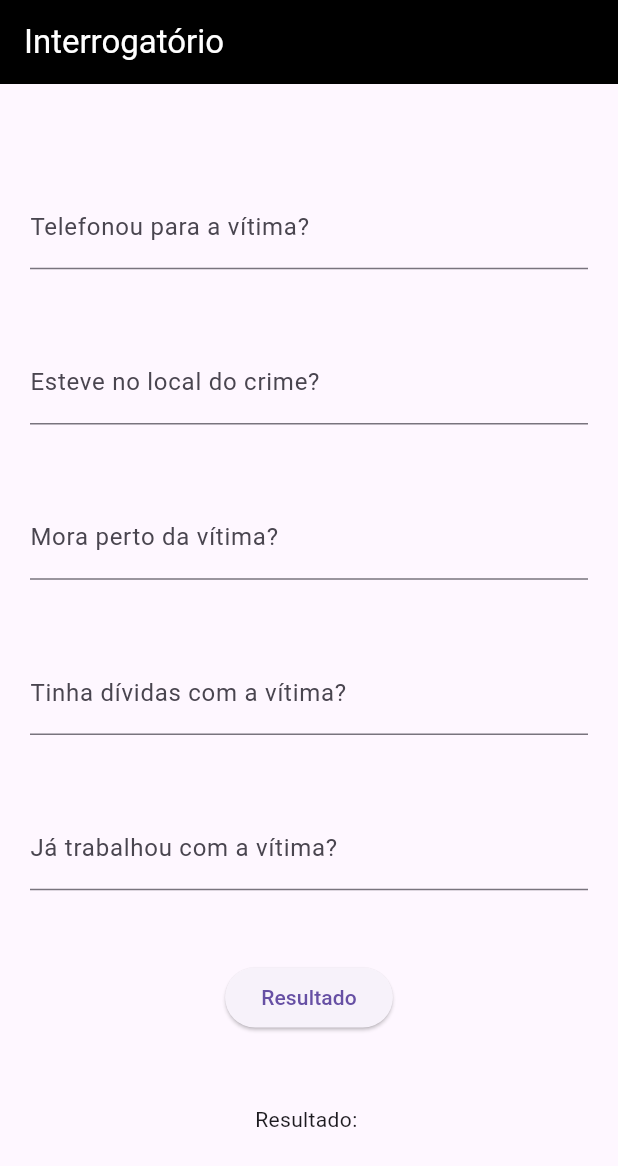
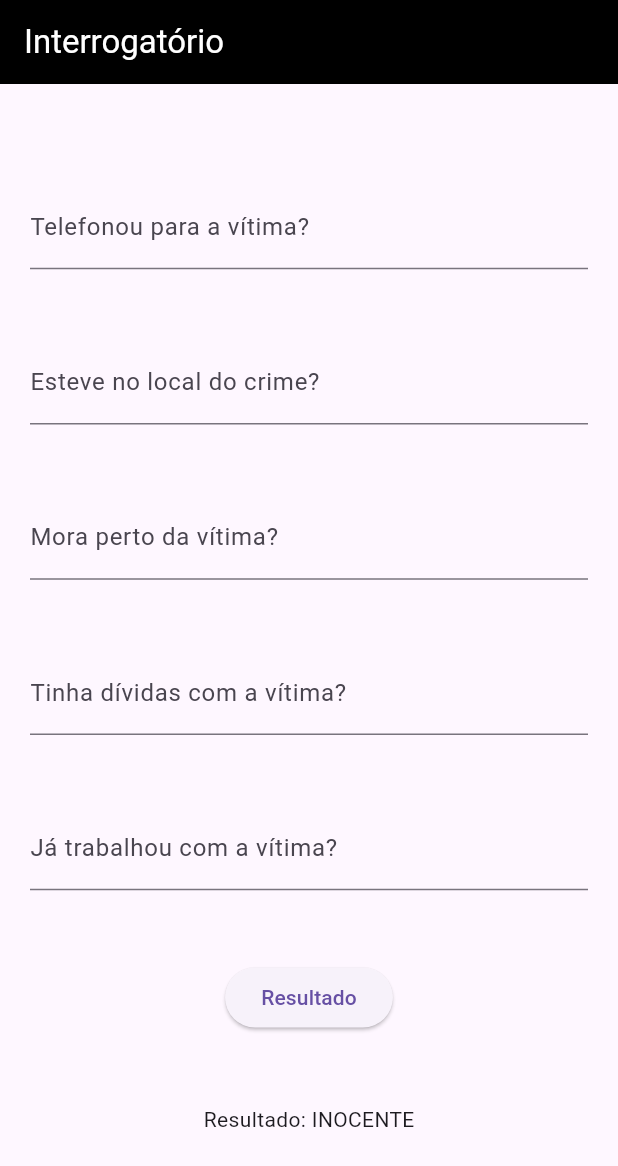
Before and after one commit to Pedro-Vitor21J/Interrogatorio-Atv-Casa, a Flutter app: the screen it shows after launch, after a tap on "Resultado", on a phone screen of 412 x 824 dp. Shown: the top 1166 px of the screen. Run offline on Flutter 3.47's test engine with Material 3 defaults, Android fonts, the phone set to English and light mode, and no system bars.

Commit message:
Ultima atualizacao

```diff
--- a/lib/models/interrogatorio_models.dart
+++ b/lib/models/interrogatorio_models.dart
@@ -16,29 +16,26 @@ class InterrogatorioModels {
   });
 
   int contaSim() {
-    quantSim = 0;
-    if (resposta1 == 'sim' || resposta1 == 's') {
+    if (resposta1.toLowerCase() == 'sim' || resposta1.toLowerCase() == 's') {
       quantSim += 1;
     }
-    if (resposta2 == 'sim' || resposta2 == 's') {
+    if (resposta2.toLowerCase() == 'sim' || resposta2.toLowerCase() == 's') {
       quantSim += 1;
     }
-    if (resposta3 == 'sim' || resposta3 == 's') {
+    if (resposta3.toLowerCase() == 'sim' || resposta3.toLowerCase() == 's') {
       quantSim += 1;
     }
-    if (resposta4 == 'sim' || resposta4 == 's') {
+    if (resposta4.toLowerCase() == 'sim' || resposta4.toLowerCase() == 's') {
       quantSim += 1;
     }
-    if (resposta5 == 'sim' || resposta5 == 's') {
+    if (resposta5.toLowerCase() == 'sim' || resposta5.toLowerCase() == 's') {
       quantSim += 1;
     }
 
-    return quantSim = 0;
+    return quantSim;
   }
 
   String resultadoClassificacao(int quantSim) {
-    classificacao = '';
-
     if (quantSim <= 1) {
       classificacao = 'INOCENTE';
     }
--- a/lib/views/interrogatorio_views.dart
+++ b/lib/views/interrogatorio_views.dart
@@ -65,10 +65,13 @@ class InterrogatorioViews extends StatelessWidget {
                 ),
 
                 // Botão Resultado
-                ElevatedButton(onPressed: () {}, child: Text('Resultado')),
+                ElevatedButton(
+                  onPressed: viewModel.resultadoInterrogatorio,
+                  child: Text('Resultado'),
+                ),
 
                 // Texto q mostra o resultado
-                Text('Resultado: '),
+                Text('Resultado: ${viewModel.classificacao}'),
               ],
             );
           },
```
Also changed, not shown: lib/views_models/interrogatorio_views_models.dart (+1 -6 lines).
